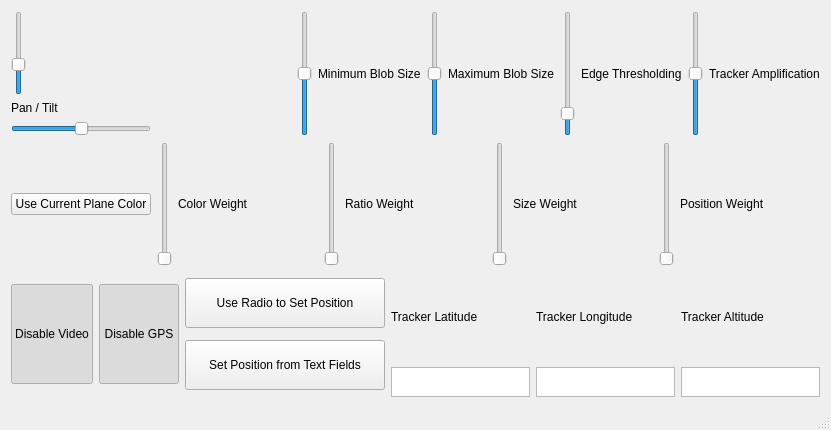
This is src/ui/ui.ui in zgrannan/plane-tracker as Qt 5 draws it before an edit. The edited form follows.
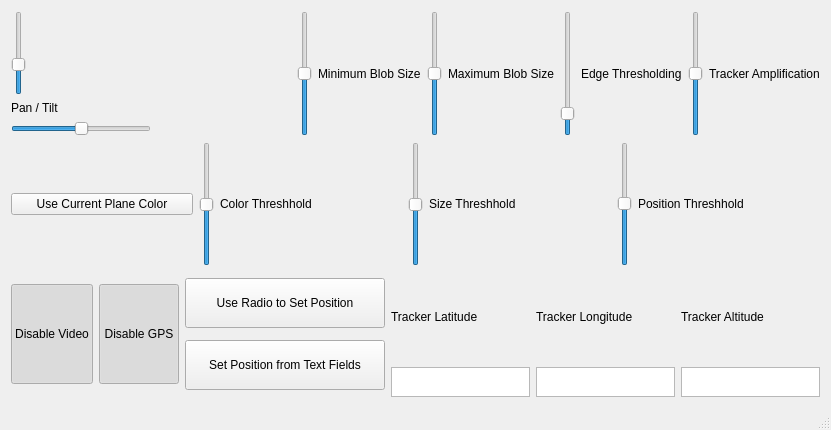
This is the edited form.

Commit message: Better color scoring, color is disableable

Patch:
```diff
--- a/src/ui/ui.ui
+++ b/src/ui/ui.ui
@@ -182,21 +182,13 @@
          </widget>
         </item>
         <item>
-         <widget class="QSlider" name="colorWeightSlider">
-          <property name="orientation">
-           <enum>Qt::Vertical</enum>
+         <widget class="QSlider" name="colorThreshSlider">
+          <property name="maximum">
+           <number>100</number>
           </property>
-         </widget>
-        </item>
-        <item>
-         <widget class="QLabel" name="colorWeightLabel">
-          <property name="text">
-           <string>Color Weight</string>
+          <property name="value">
+           <number>50</number>
           </property>
-         </widget>
-        </item>
-        <item>
-         <widget class="QSlider" name="ratioWeightSlider">
           <property name="orientation">
            <enum>Qt::Vertical</enum>
           </property>
@@ -205,12 +197,18 @@
         <item>
          <widget class="QLabel" name="ratioWeightLabel">
           <property name="text">
-           <string>Ratio Weight</string>
+           <string>Color Threshhold</string>
           </property>
          </widget>
         </item>
         <item>
-         <widget class="QSlider" name="sizeWeightSlider">
+         <widget class="QSlider" name="sizeThreshSlider">
+          <property name="maximum">
+           <number>100</number>
+          </property>
+          <property name="value">
+           <number>50</number>
+          </property>
           <property name="orientation">
            <enum>Qt::Vertical</enum>
           </property>
@@ -219,12 +217,15 @@
         <item>
          <widget class="QLabel" name="sizeWeightLabel">
           <property name="text">
-           <string>Size Weight</string>
+           <string>Size Threshhold</string>
           </property>
          </widget>
         </item>
         <item>
-         <widget class="QSlider" name="positionWeightSlider">
+         <widget class="QSlider" name="positionThreshSlider">
+          <property name="value">
+           <number>50</number>
+          </property>
           <property name="orientation">
            <enum>Qt::Vertical</enum>
           </property>
@@ -233,7 +234,7 @@
         <item>
          <widget class="QLabel" name="positionWeightLabel">
           <property name="text">
-           <string>Position Weight</string>
+           <string>Position Threshhold</string>
           </property>
          </widget>
         </item>
```
Left out of the diff: 6 changed lines with no effect on the pictures. The commit also changes 11 other files.
